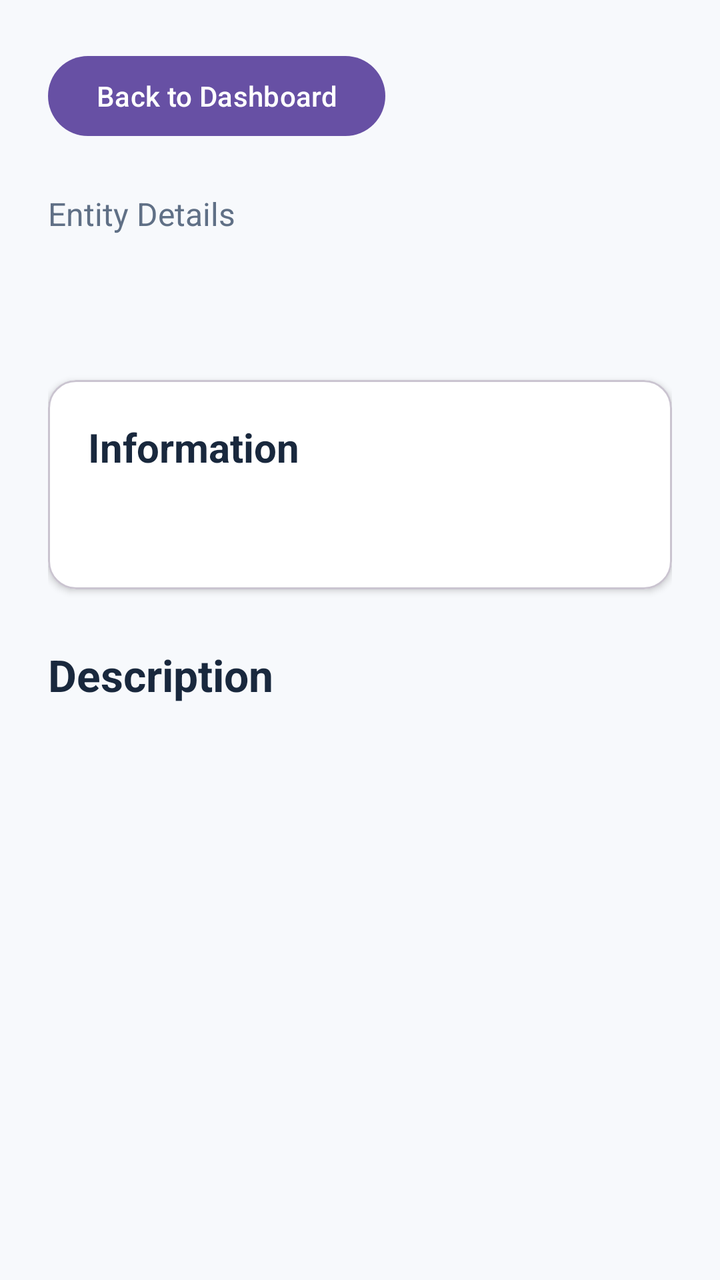
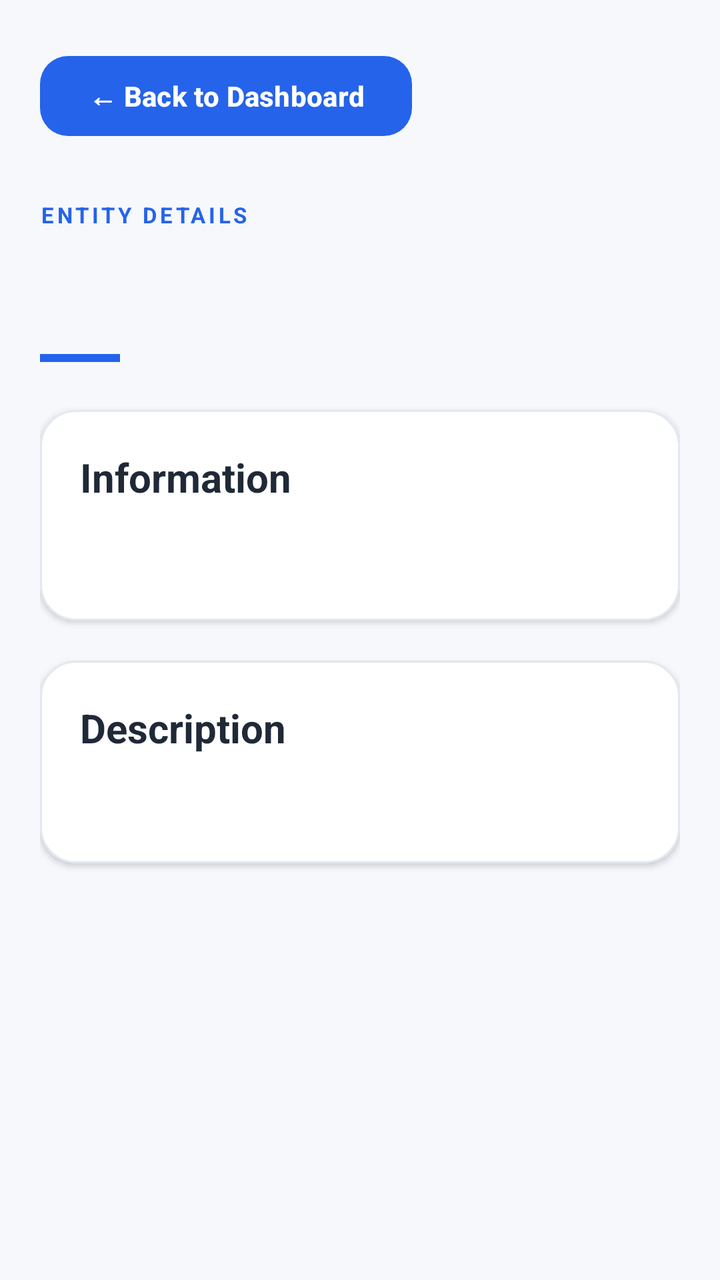

Two renders of the same Android screen: before a commit and after it. Below are the layout's source before the change and the commit's diff.
<!-- AndroidManifest.xml: application theme Theme.S8131650Assignment2 -->
<!-- res/layout/activity_details.xml -->
<?xml version="1.0" encoding="utf-8"?>
<ScrollView
    xmlns:android="http://schemas.android.com/apk/res/android"
    android:layout_width="match_parent"
    android:layout_height="match_parent"
    android:fillViewport="true"
    android:background="#F7F9FC">

    <LinearLayout
        android:layout_width="match_parent"
        android:layout_height="wrap_content"
        android:orientation="vertical"
        android:padding="24dp">

        
        <Button
            android:id="@+id/btnBack"
            android:layout_width="wrap_content"
            android:layout_height="wrap_content"
            android:text="Back to Dashboard"
            android:textAllCaps="false"/>

        <TextView
            android:layout_width="match_parent"
            android:layout_height="wrap_content"
            android:text="Entity Details"
            android:textSize="16sp"
            android:textColor="#607086"
            android:layout_marginTop="24dp"/>

        
        <TextView
            android:id="@+id/tvDetailsTitle"
            android:layout_width="match_parent"
            android:layout_height="wrap_content"
            android:textSize="30sp"
            android:textStyle="bold"
            android:textColor="#19283D"
            android:layout_marginTop="8dp"
            android:layout_marginBottom="24dp"/>

        <com.google.android.material.card.MaterialCardView
            xmlns:app="http://schemas.android.com/apk/res-auto"
            android:layout_width="match_parent"
            android:layout_height="wrap_content"
            app:cardCornerRadius="14dp"
            app:cardBackgroundColor="#FFFFFF"
            app:cardElevation="2dp">

            <LinearLayout
                android:layout_width="match_parent"
                android:layout_height="wrap_content"
                android:orientation="vertical"
                android:padding="20dp">

                <TextView
                    android:layout_width="match_parent"
                    android:layout_height="wrap_content"
                    android:text="Information"
                    android:textSize="20sp"
                    android:textStyle="bold"
                    android:textColor="#19283D"
                    android:layout_marginBottom="16dp"/>

                
                <TextView
                    android:id="@+id/tvEntityProperties"
                    android:layout_width="match_parent"
                    android:layout_height="wrap_content"
                    android:textSize="16sp"
                    android:lineSpacingExtra="5dp"
                    android:textColor="#40536A"/>

            </LinearLayout>

        </com.google.android.material.card.MaterialCardView>

        <TextView
            android:layout_width="match_parent"
            android:layout_height="wrap_content"
            android:text="Description"
            android:textSize="22sp"
            android:textStyle="bold"
            android:textColor="#19283D"
            android:layout_marginTop="28dp"
            android:layout_marginBottom="12dp"/>

        
        <TextView
            android:id="@+id/tvEntityDescription"
            android:layout_width="match_parent"
            android:layout_height="wrap_content"
            android:textSize="16sp"
            android:lineSpacingExtra="6dp"
            android:textColor="#40536A"
            android:paddingBottom="32dp"/>

    </LinearLayout>
</ScrollView>
<!-- resources referenced by this layout -->
<resources>
  <style name="Theme.S8131650Assignment2" parent="Base.Theme.S8131650Assignment2" />
  <style name="Base.Theme.S8131650Assignment2" parent="Theme.Material3.DayNight.NoActionBar">
          
          
      </style>
</resources>

<!-- the commit's change to res/layout/activity_details.xml (unified diff, before → after) -->
@@ -1,32 +1,47 @@
 <?xml version="1.0" encoding="utf-8"?>
 <ScrollView
     xmlns:android="http://schemas.android.com/apk/res/android"
+    xmlns:app="http://schemas.android.com/apk/res-auto"
     android:layout_width="match_parent"
     android:layout_height="match_parent"
     android:fillViewport="true"
-    android:background="#F7F9FC">
+    android:background="#F6F8FC"
+    android:scrollbars="none">
 
     <LinearLayout
         android:layout_width="match_parent"
         android:layout_height="wrap_content"
         android:orientation="vertical"
-        android:padding="24dp">
+        android:paddingStart="20dp"
+        android:paddingEnd="20dp"
+        android:paddingTop="24dp"
+        android:paddingBottom="32dp">
 
         
-        <Button
+        <com.google.android.material.button.MaterialButton
             android:id="@+id/btnBack"
             android:layout_width="wrap_content"
-            android:layout_height="wrap_content"
-            android:text="Back to Dashboard"
-            android:textAllCaps="false"/>
+            android:layout_height="48dp"
+            android:text="← Back to Dashboard"
+            android:textAllCaps="false"
+            android:textSize="14sp"
+            android:textStyle="bold"
+            android:textColor="#FFFFFF"
+            app:backgroundTint="#2563EB"
+            app:cornerRadius="14dp"
+            app:elevation="2dp"
+            android:layout_marginBottom="28dp" />
 
+        
         <TextView
             android:layout_width="match_parent"
             android:layout_height="wrap_content"
-            android:text="Entity Details"
-            android:textSize="16sp"
-            android:textColor="#607086"
-            android:layout_marginTop="24dp"/>
+            android:text="ENTITY DETAILS"
+            android:textSize="11sp"
+            android:textStyle="bold"
+            android:letterSpacing="0.14"
+            android:textColor="#2563EB"
+            android:layout_marginBottom="8dp" />
 
         
         <TextView
@@ -35,17 +50,26 @@
             android:layout_height="wrap_content"
             android:textSize="30sp"
             android:textStyle="bold"
-            android:textColor="#19283D"
-            android:layout_marginTop="8dp"
-            android:layout_marginBottom="24dp"/>
+            android:textColor="#1F2937"
+            android:layout_marginBottom="14dp" />
 
+        
+        <View
+            android:layout_width="40dp"
+            android:layout_height="4dp"
+            android:backgroundTint="#2563EB"
+            android:background="@android:color/white"
+            android:layout_marginBottom="24dp" />
+
+        
         <com.google.android.material.card.MaterialCardView
-            xmlns:app="http://schemas.android.com/apk/res-auto"
             android:layout_width="match_parent"
             android:layout_height="wrap_content"
-            app:cardCornerRadius="14dp"
+            app:cardCornerRadius="18dp"
             app:cardBackgroundColor="#FFFFFF"
-            app:cardElevation="2dp">
+            app:cardElevation="2dp"
+            app:strokeColor="#E2E8F0"
+            app:strokeWidth="1dp">
 
             <LinearLayout
                 android:layout_width="match_parent"
@@ -59,41 +83,60 @@
                     android:text="Information"
                     android:textSize="20sp"
                     android:textStyle="bold"
-                    android:textColor="#19283D"
-                    android:layout_marginBottom="16dp"/>
+                    android:textColor="#1F2937"
+                    android:layout_marginBottom="18dp" />
 
                 
                 <TextView
                     android:id="@+id/tvEntityProperties"
                     android:layout_width="match_parent"
                     android:layout_height="wrap_content"
-                    android:textSize="16sp"
-                    android:lineSpacingExtra="5dp"
-                    android:textColor="#40536A"/>
+                    android:textSize="15sp"
+                    android:lineSpacingExtra="3dp"
+                    android:textColor="#40536A" />
 
             </LinearLayout>
 
         </com.google.android.material.card.MaterialCardView>
 
-        <TextView
+        
+        <com.google.android.material.card.MaterialCardView
             android:layout_width="match_parent"
             android:layout_height="wrap_content"
-            android:text="Description"
-            android:textSize="22sp"
-            android:textStyle="bold"
-            android:textColor="#19283D"
-            android:layout_marginTop="28dp"
-            android:layout_marginBottom="12dp"/>
+            android:layout_marginTop="20dp"
+            app:cardCornerRadius="18dp"
+            app:cardBackgroundColor="#FFFFFF"
+            app:cardElevation="2dp"
+            app:strokeColor="#E2E8F0"
+            app:strokeWidth="1dp">
 
-        
-        <TextView
-            android:id="@+id/tvEntityDescription"
-            android:layout_width="match_parent"
-            android:layout_height="wrap_content"
-            android:textSize="16sp"
-            android:lineSpacingExtra="6dp"
-            android:textColor="#40536A"
-            android:paddingBottom="32dp"/>
+            <LinearLayout
+                android:layout_width="match_parent"
+                android:layout_height="wrap_content"
+                android:orientation="vertical"
+                android:padding="20dp">
+
+                <TextView
+                    android:layout_width="match_parent"
+                    android:layout_height="wrap_content"
+                    android:text="Description"
+                    android:textSize="20sp"
+                    android:textStyle="bold"
+                    android:textColor="#1F2937"
+                    android:layout_marginBottom="14dp" />
+
+                
+                <TextView
+                    android:id="@+id/tvEntityDescription"
+                    android:layout_width="match_parent"
+                    android:layout_height="wrap_content"
+                    android:textSize="15sp"
+                    android:lineSpacingExtra="5dp"
+                    android:textColor="#40536A" />
+
+            </LinearLayout>
+
+        </com.google.android.material.card.MaterialCardView>
 
     </LinearLayout>
 </ScrollView>
